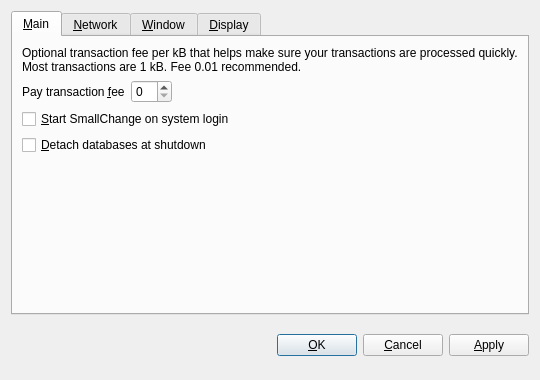
This is src/qt/forms/optionsdialog.ui in iotacoin/iotacoin as Qt 5 draws it before an edit. The edited form follows.
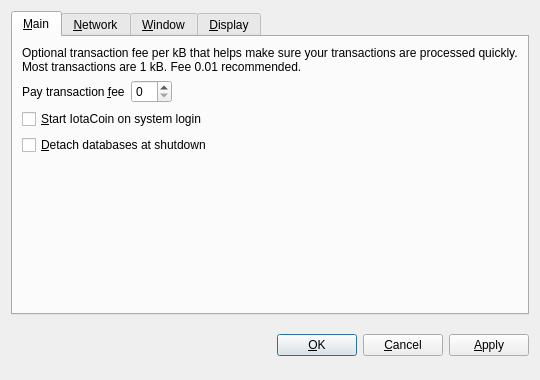
This is the edited form. The open tabs and pages were chosen to show the change. Custom widgets are drawn as their Qt base class.

```diff
--- a/src/qt/forms/optionsdialog.ui
+++ b/src/qt/forms/optionsdialog.ui
@@ -82,7 +82,7 @@
           <string>Automatically start SmallChange after logging in to the system.</string>
          </property>
          <property name="text">
-          <string>&amp;Start SmallChange on system login</string>
+          <string>&amp;Start IotaCoin on system login</string>
          </property>
         </widget>
        </item>
```
Left out of the diff: 10 changed lines with no effect on the pictures.
